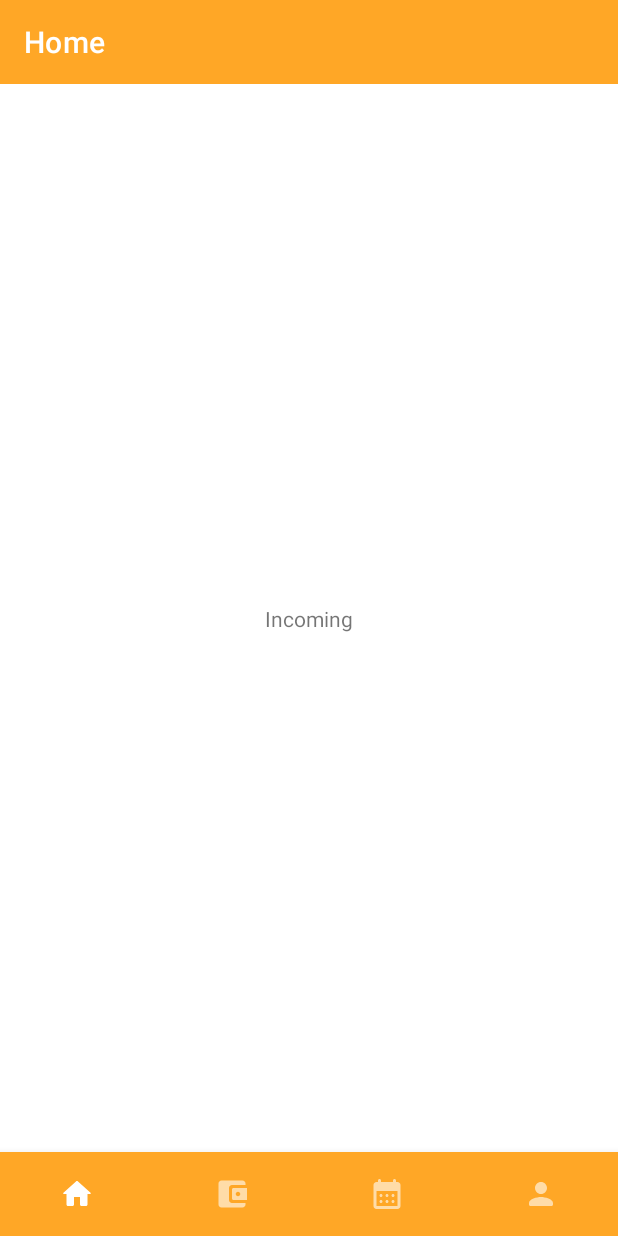
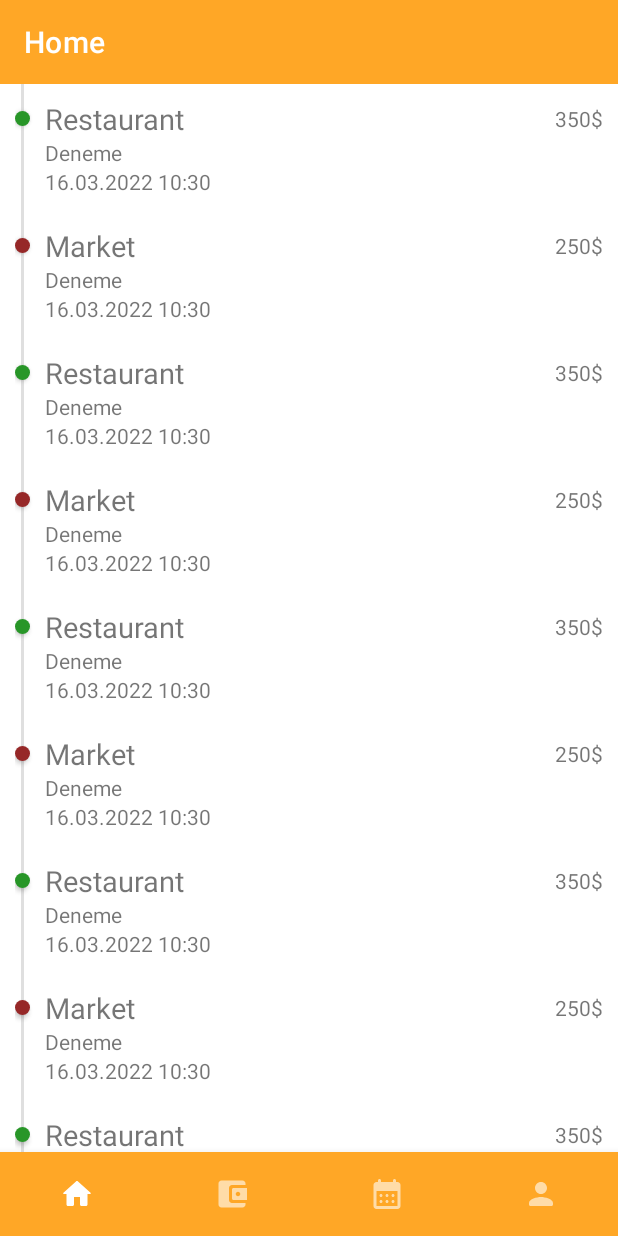
Before and after one commit to emincankarasoy/MakeEasy, an Android app: the fragment WalletIncomingFragment placed in its activity, on a phone screen of 412 x 824 dp. Run offline under Robolectric (Android 15) with nearby library versions, the phone set to English and light mode, and no system bars; our stand-ins replace data binding, navigation-ui.

Commit message:
Add incoming fragment design

```diff
--- a/app/build.gradle
+++ b/app/build.gradle
@@ -51,6 +51,9 @@ dependencies {
     implementation 'androidx.navigation:navigation-ui-ktx:2.4.1'
     implementation 'androidx.navigation:navigation-dynamic-features-fragment:2.4.1'
 
+    implementation 'androidx.lifecycle:lifecycle-viewmodel:2.4.1'
+    implementation 'androidx.lifecycle:lifecycle-viewmodel-ktx:2.4.1'
+
     implementation 'androidx.core:core-splashscreen:1.0.0-beta01'
     implementation 'androidx.viewpager2:viewpager2:1.0.0'
 
--- /dev/null
+++ b/app/src/main/java/com/emincankarasoy/makeeasy/data/model/Transaction.kt
@@ -0,0 +1,10 @@
+package com.emincankarasoy.makeeasy.data.model
+
+data class Transaction(
+    var transactionID: Int,
+    var category: String,
+    var type: TransactionType,
+    var description: String,
+    var date: String,
+    var count: Int
+)
--- /dev/null
+++ b/app/src/main/java/com/emincankarasoy/makeeasy/data/model/TransactionType.kt
@@ -0,0 +1,6 @@
+package com.emincankarasoy.makeeasy.data.model
+
+enum class TransactionType{
+    INCOMING,
+    OUTCOMING;
+}
--- a/app/src/main/java/com/emincankarasoy/makeeasy/ui/ApplicationActivity.kt
+++ b/app/src/main/java/com/emincankarasoy/makeeasy/ui/ApplicationActivity.kt
@@ -5,6 +5,7 @@ import androidx.appcompat.app.AlertDialog
 import androidx.appcompat.app.AppCompatActivity
 import androidx.core.splashscreen.SplashScreen.Companion.installSplashScreen
 import androidx.databinding.DataBindingUtil
+import androidx.fragment.app.Fragment
 import androidx.navigation.NavController
 import androidx.navigation.NavDestination
 import androidx.navigation.fragment.NavHostFragment
@@ -12,6 +13,7 @@ import androidx.navigation.ui.AppBarConfiguration
 import androidx.navigation.ui.setupWithNavController
 import com.emincankarasoy.makeeasy.R
 import com.emincankarasoy.makeeasy.databinding.ActivityApplicationBinding
+import com.emincankarasoy.makeeasy.ui.view.WalletFragment
 import com.google.android.material.bottomnavigation.BottomNavigationView
 
 class ApplicationActivity : AppCompatActivity() {
--- /dev/null
+++ b/app/src/main/java/com/emincankarasoy/makeeasy/ui/adapter/WalletBindingAdapter.kt
@@ -0,0 +1,13 @@
+package com.emincankarasoy.makeeasy.ui.adapter
+
+import android.view.View
+import androidx.databinding.BindingAdapter
+import com.emincankarasoy.makeeasy.R
+import com.emincankarasoy.makeeasy.data.model.Transaction
+import com.emincankarasoy.makeeasy.data.model.TransactionType
+import com.emincankarasoy.makeeasy.util.extensions.setBackgroundColorWithTransactionType
+
+@BindingAdapter("app:transaction")
+fun setViewBackgroundColorWithTransactionType(view: View,transaction: Transaction){
+    view.setBackgroundColorWithTransactionType(transaction)
+}
--- /dev/null
+++ b/app/src/main/java/com/emincankarasoy/makeeasy/ui/adapter/WalletRecyclerAdapter.kt
@@ -0,0 +1,36 @@
+package com.emincankarasoy.makeeasy.ui.adapter
+
+import android.annotation.SuppressLint
+import android.view.LayoutInflater
+import android.view.ViewGroup
+import androidx.databinding.DataBindingUtil
+import androidx.recyclerview.widget.RecyclerView
+import com.emincankarasoy.makeeasy.R
+import com.emincankarasoy.makeeasy.data.model.Transaction
+import com.emincankarasoy.makeeasy.databinding.RecyclerItemWalletBinding
+
+class WalletRecyclerAdapter() : RecyclerView.Adapter<WalletRecyclerAdapter.ViewHolder>() {
+    private lateinit var binding: RecyclerItemWalletBinding
+
+    private var transactionList : ArrayList<Transaction> = arrayListOf()
+
+    class ViewHolder(val binding: RecyclerItemWalletBinding) : RecyclerView.ViewHolder(binding.root)
+
+    override fun onCreateViewHolder(parent: ViewGroup, viewType: Int): ViewHolder {
+        binding = DataBindingUtil.inflate(LayoutInflater.from(parent.context),R.layout.recycler_item_wallet,parent,false)
+        return ViewHolder(binding)
+    }
+
+    override fun onBindViewHolder(holder: ViewHolder, position: Int) {
+        holder.binding.transaction = transactionList[position]
+    }
+
+    override fun getItemCount(): Int = transactionList.size
+
+    @SuppressLint("NotifyDataSetChanged")
+    fun setTransactionList(transactionList: ArrayList<Transaction>){
+        this.transactionList.clear()
+        this.transactionList.addAll(transactionList)
+        notifyDataSetChanged()
+    }
+}
--- a/app/src/main/java/com/emincankarasoy/makeeasy/ui/view/WalletFragment.kt
+++ b/app/src/main/java/com/emincankarasoy/makeeasy/ui/view/WalletFragment.kt
@@ -45,15 +45,15 @@ class WalletFragment : Fragment() {
         TabLayoutMediator(binding.walletTabLayout,binding.walletViewPager){ tab , position ->
             when(position){
                 0 -> {
-                    tab.text = "Account"
+                    tab.text = "ACCOUNT"
                     savedInstanceState?.putInt("walletState",0)
                 }
                 1 -> {
-                    tab.text = "Incoming"
+                    tab.text = "INCOMING"
                     savedInstanceState?.putInt("walletState",1)
                 }
                 2 -> {
-                    tab.text = "Outcoming"
+                    tab.text = "OUTCOMING"
                     savedInstanceState?.putInt("walletState",2)
                 }
             }
--- a/app/src/main/java/com/emincankarasoy/makeeasy/ui/view/wallet/WalletIncomingFragment.kt
+++ b/app/src/main/java/com/emincankarasoy/makeeasy/ui/view/wallet/WalletIncomingFragment.kt
@@ -6,11 +6,20 @@ import android.view.View
 import android.view.ViewGroup
 import androidx.databinding.DataBindingUtil
 import androidx.fragment.app.Fragment
+import androidx.recyclerview.widget.LinearLayoutManager
 import com.emincankarasoy.makeeasy.R
+import com.emincankarasoy.makeeasy.data.model.Transaction
+import com.emincankarasoy.makeeasy.data.model.TransactionType
 import com.emincankarasoy.makeeasy.databinding.FragmentWalletIncomingBinding
+import com.emincankarasoy.makeeasy.ui.adapter.WalletRecyclerAdapter
+import java.time.Instant
+import java.time.LocalDateTime
+import java.time.format.DateTimeFormatter
+import java.util.*
 
 class WalletIncomingFragment : Fragment() {
     private lateinit var binding:FragmentWalletIncomingBinding
+    private lateinit var recyclerAdapter: WalletRecyclerAdapter
 
     override fun onCreateView(
         inflater: LayoutInflater,
@@ -20,4 +29,39 @@ class WalletIncomingFragment : Fragment() {
         binding = DataBindingUtil.inflate(inflater, R.layout.fragment_wallet_incoming,container,false)
         return binding.root
     }
+
+    override fun onViewCreated(view: View, savedInstanceState: Bundle?) {
+        super.onViewCreated(view, savedInstanceState)
+        recyclerAdapter = WalletRecyclerAdapter()
+        binding.walletIncomingRecyclerView.adapter = recyclerAdapter
+        binding.walletIncomingRecyclerView.layoutManager = LinearLayoutManager(context)
+        recyclerAdapter.setTransactionList(
+            arrayListOf(
+                Transaction(1, "Restaurant",TransactionType.INCOMING,"Deneme", LocalDateTime.now().format(
+                    DateTimeFormatter.ofPattern("dd.MM.yyyy HH:mm")),350),
+                Transaction(1, "Market",TransactionType.OUTCOMING,"Deneme", LocalDateTime.now().format(
+                    DateTimeFormatter.ofPattern("dd.MM.yyyy HH:mm")),250),
+                Transaction(1, "Restaurant",TransactionType.INCOMING,"Deneme", LocalDateTime.now().format(
+                    DateTimeFormatter.ofPattern("dd.MM.yyyy HH:mm")),350),
+                Transaction(1, "Market",TransactionType.OUTCOMING,"Deneme", LocalDateTime.now().format(
+                    DateTimeFormatter.ofPattern("dd.MM.yyyy HH:mm")),250),
+                Transaction(1, "Restaurant",TransactionType.INCOMING,"Deneme", LocalDateTime.now().format(
+                    DateTimeFormatter.ofPattern("dd.MM.yyyy HH:mm")),350),
+                Transaction(1, "Market",TransactionType.OUTCOMING,"Deneme", LocalDateTime.now().format(
+                    DateTimeFormatter.ofPattern("dd.MM.yyyy HH:mm")),250),
+                Transaction(1, "Restaurant",TransactionType.INCOMING,"Deneme", LocalDateTime.now().format(
+                    DateTimeFormatter.ofPattern("dd.MM.yyyy HH:mm")),350),
+                Transaction(1, "Market",TransactionType.OUTCOMING,"Deneme", LocalDateTime.now().format(
+                    DateTimeFormatter.ofPattern("dd.MM.yyyy HH:mm")),250),
+                Transaction(1, "Restaurant",TransactionType.INCOMING,"Deneme", LocalDateTime.now().format(
+                    DateTimeFormatter.ofPattern("dd.MM.yyyy HH:mm")),350),
+                Transaction(1, "Market",TransactionType.OUTCOMING,"Deneme", LocalDateTime.now().format(
+                    DateTimeFormatter.ofPattern("dd.MM.yyyy HH:mm")),250),
+                Transaction(1, "Restaurant",TransactionType.INCOMING,"Deneme", LocalDateTime.now().format(
+                    DateTimeFormatter.ofPattern("dd.MM.yyyy HH:mm")),350),
+                Transaction(1, "Market",TransactionType.OUTCOMING,"Deneme", LocalDateTime.now().format(
+                    DateTimeFormatter.ofPattern("dd.MM.yyyy HH:mm")),250)
+            )
+        )
+    }
 }
--- /dev/null
+++ b/app/src/main/java/com/emincankarasoy/makeeasy/ui/viewmodel/TransactionViewModel.kt
@@ -0,0 +1,8 @@
+package com.emincankarasoy.makeeasy.ui.viewmodel
+
+import androidx.lifecycle.ViewModel
+
+class TransactionViewModel : ViewModel() {
+
+
+}
--- /dev/null
+++ b/app/src/main/java/com/emincankarasoy/makeeasy/util/extensions/ViewExtensions.kt
@@ -0,0 +1,17 @@
+package com.emincankarasoy.makeeasy.util.extensions
+
+import android.view.View
+import com.emincankarasoy.makeeasy.R
+import com.emincankarasoy.makeeasy.data.model.Transaction
+import com.emincankarasoy.makeeasy.data.model.TransactionType
+
+fun View.setBackgroundColorWithTransactionType(transaction: Transaction){
+    when(transaction.type){
+        TransactionType.INCOMING -> {
+            this.setBackgroundResource(R.drawable.recycler_item_wallet_type_incoming)
+        }
+        TransactionType.OUTCOMING -> {
+            this.setBackgroundResource(R.drawable.recycler_item_wallet_type_outcoming)
+        }
+    }
+}
--- /dev/null
+++ b/app/src/main/res/drawable-v24/recycler_item_wallet_type_outcoming.xml
@@ -0,0 +1,8 @@
+<?xml version="1.0" encoding="utf-8"?>
+<shape
+    xmlns:android="http://schemas.android.com/apk/res/android"
+    android:shape="oval">
+    <stroke android:width="0dp"/>
+    <solid android:color="#962828"/>
+
+</shape>
--- /dev/null
+++ b/app/src/main/res/drawable/recycler_item_wallet_type_incoming.xml
@@ -0,0 +1,7 @@
+<?xml version="1.0" encoding="utf-8"?>
+<shape
+    xmlns:android="http://schemas.android.com/apk/res/android"
+    android:shape="oval">
+    <stroke android:width="0dp"/>
+    <solid android:color="#289628"/>
+</shape>
--- a/app/src/main/res/layout/fragment_wallet.xml
+++ b/app/src/main/res/layout/fragment_wallet.xml
@@ -14,10 +14,10 @@
             android:layout_width="match_parent"
             android:layout_height="wrap_content"
             app:tabMode="fixed"
-            android:elevation="6dp"
             app:layout_constraintStart_toStartOf="parent"
             app:layout_constraintEnd_toEndOf="parent"
-            app:layout_constraintTop_toTopOf="parent"/>
+            app:layout_constraintTop_toTopOf="parent"
+            android:elevation="6dp"/>
 
         <androidx.viewpager2.widget.ViewPager2
             android:id="@+id/walletViewPager"
--- a/app/src/main/res/layout/fragment_wallet_incoming.xml
+++ b/app/src/main/res/layout/fragment_wallet_incoming.xml
@@ -1,22 +1,17 @@
 <?xml version="1.0" encoding="utf-8"?>
-
 <layout>
-    <data>
-
-    </data>
-    <androidx.constraintlayout.widget.ConstraintLayout xmlns:android="http://schemas.android.com/apk/res/android"
+    <androidx.constraintlayout.widget.ConstraintLayout
+        xmlns:android="http://schemas.android.com/apk/res/android"
         android:layout_width="match_parent"
         android:layout_height="match_parent"
         xmlns:app="http://schemas.android.com/apk/res-auto">
-
-        <TextView
-            android:layout_width="wrap_content"
-            android:layout_height="wrap_content"
+        <androidx.recyclerview.widget.RecyclerView
+            android:id="@+id/walletIncomingRecyclerView"
+            android:layout_width="0dp"
+            android:layout_height="0dp"
             app:layout_constraintStart_toStartOf="parent"
             app:layout_constraintEnd_toEndOf="parent"
             app:layout_constraintTop_toTopOf="parent"
-            app:layout_constraintBottom_toBottomOf="parent"
-            android:text="Incoming"/>
-
+            app:layout_constraintBottom_toBottomOf="parent"/>
     </androidx.constraintlayout.widget.ConstraintLayout>
 </layout>
--- a/app/src/main/res/layout/fragment_wallet_outcoming.xml
+++ b/app/src/main/res/layout/fragment_wallet_outcoming.xml
@@ -1,22 +1,16 @@
 <?xml version="1.0" encoding="utf-8"?>
-
 <layout>
-    <data>
-
-    </data>
     <androidx.constraintlayout.widget.ConstraintLayout xmlns:android="http://schemas.android.com/apk/res/android"
         android:layout_width="match_parent"
         android:layout_height="match_parent"
         xmlns:app="http://schemas.android.com/apk/res-auto">
-
-        <TextView
-            android:layout_width="wrap_content"
-            android:layout_height="wrap_content"
+        <androidx.recyclerview.widget.RecyclerView
+            android:id="@+id/walletOutcomingRecyclerView"
+            android:layout_width="0dp"
+            android:layout_height="0dp"
             app:layout_constraintStart_toStartOf="parent"
             app:layout_constraintEnd_toEndOf="parent"
             app:layout_constraintTop_toTopOf="parent"
-            app:layout_constraintBottom_toBottomOf="parent"
-            android:text="Outcoming"/>
-
+            app:layout_constraintBottom_toBottomOf="parent"/>
     </androidx.constraintlayout.widget.ConstraintLayout>
 </layout>
--- /dev/null
+++ b/app/src/main/res/layout/recycler_item_wallet.xml
@@ -0,0 +1,81 @@
+<?xml version="1.0" encoding="utf-8"?>
+
+<layout
+    xmlns:android="http://schemas.android.com/apk/res/android"
+    xmlns:app="http://schemas.android.com/apk/res-auto">
+
+    <data>
+        <variable
+            name="transaction"
+            type="com.emincankarasoy.makeeasy.data.model.Transaction" />
+    </data>
+
+    <androidx.constraintlayout.widget.ConstraintLayout
+        android:layout_width="match_parent"
+        android:layout_height="wrap_content"
+        android:paddingHorizontal="10dp">
+
+        <View
+            android:id="@+id/recyclerItemWalletType"
+            android:layout_width="10dp"
+            android:layout_height="10dp"
+            app:transaction="@{transaction}"
+            app:layout_constraintStart_toStartOf="parent"
+            app:layout_constraintTop_toTopOf="@id/recyclerItemWalletCategoryName"
+            app:layout_constraintBottom_toBottomOf="@id/recyclerItemWalletCategoryName"
+            android:translationZ="2dp"/>
+
+        <View
+            android:layout_width="2dp"
+            android:layout_height="0dp"
+            android:background="#3E7A7A7A"
+            app:layout_constraintTop_toTopOf="parent"
+            app:layout_constraintStart_toStartOf="@id/recyclerItemWalletType"
+            app:layout_constraintEnd_toEndOf="@id/recyclerItemWalletType"
+            app:layout_constraintBottom_toBottomOf="parent"/>
+
+        <TextView
+            android:id="@+id/recyclerItemWalletCategoryName"
+            android:layout_width="wrap_content"
+            android:layout_height="wrap_content"
+            app:layout_constraintStart_toEndOf="@id/recyclerItemWalletType"
+            app:layout_constraintTop_toTopOf="parent"
+            android:text="@{transaction.category}"
+            android:layout_marginStart="@dimen/default_margin"
+            android:layout_marginTop="10dp"
+            android:textSize="19sp"/>
+
+        <TextView
+            android:id="@+id/recyclerItemWalletTransactionDescription"
+            android:layout_width="360dp"
+            android:layout_height="wrap_content"
+            android:maxLines="1"
+            android:ellipsize="end"
+            app:layout_constraintStart_toStartOf="@id/recyclerItemWalletCategoryName"
+            app:layout_constraintTop_toBottomOf="@id/recyclerItemWalletCategoryName"
+            android:text="@{transaction.description}"
+            android:textSize="14sp"/>
+
+        <TextView
+            android:id="@+id/recyclerItemWalletTransactionDate"
+            android:layout_width="wrap_content"
+            android:layout_height="wrap_content"
+            app:layout_constraintStart_toStartOf="@id/recyclerItemWalletTransactionDescription"
+            app:layout_constraintTop_toBottomOf="@id/recyclerItemWalletTransactionDescription"
+            app:layout_constraintBottom_toBottomOf="parent"
+            android:text="@{transaction.date}"
+            android:textSize="14sp"
+            android:layout_marginBottom="10dp"/>
+
+        <TextView
+            android:id="@+id/recyclerItemWalletCount"
+            android:layout_width="wrap_content"
+            android:layout_height="wrap_content"
+            app:layout_constraintEnd_toEndOf="parent"
+            app:layout_constraintTop_toTopOf="@id/recyclerItemWalletCategoryName"
+            app:layout_constraintBottom_toBottomOf="@id/recyclerItemWalletCategoryName"
+            android:text="@{String.valueOf(transaction.count)+'$'}"
+            android:textAlignment="textEnd"/>
+
+    </androidx.constraintlayout.widget.ConstraintLayout>
+</layout>
--- a/app/src/main/res/navigation/navigation_application.xml
+++ b/app/src/main/res/navigation/navigation_application.xml
@@ -10,7 +10,7 @@
         android:id="@+id/homeFragment"
         android:name="com.emincankarasoy.makeeasy.ui.view.HomeFragment"
         android:label="Home"
-        tools:layout="@layout/fragment_home"/>
+        tools:layout="@layout/fragment_home" />
 
     <fragment android:id="@+id/walletFragment"
         android:name="com.emincankarasoy.makeeasy.ui.view.WalletFragment"
@@ -27,6 +27,4 @@
         android:label="Profile"
         tools:layout="@layout/fragment_profile"/>
 
-
-
 </navigation>
--- /dev/null
+++ b/app/src/main/res/values/dimens.xml
@@ -0,0 +1,4 @@
+<?xml version="1.0" encoding="utf-8"?>
+<resources>
+    <dimen name="default_margin">10dp</dimen>
+</resources>
```
